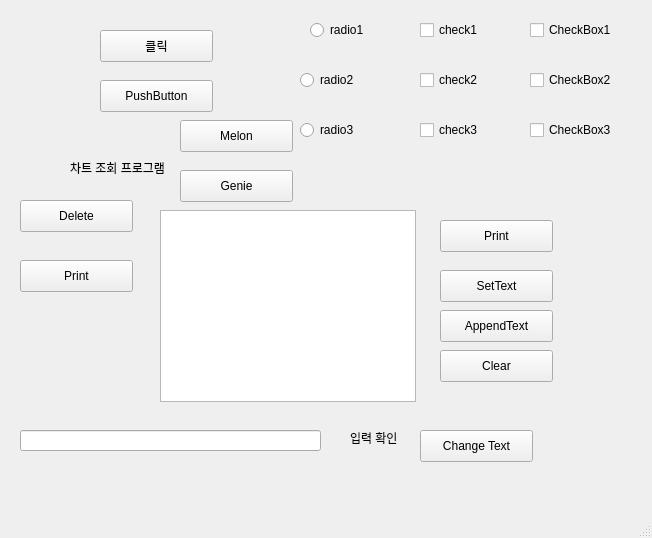
vMINv/pythonAdv, file PyQt/mywindow.ui: the form before one commit.
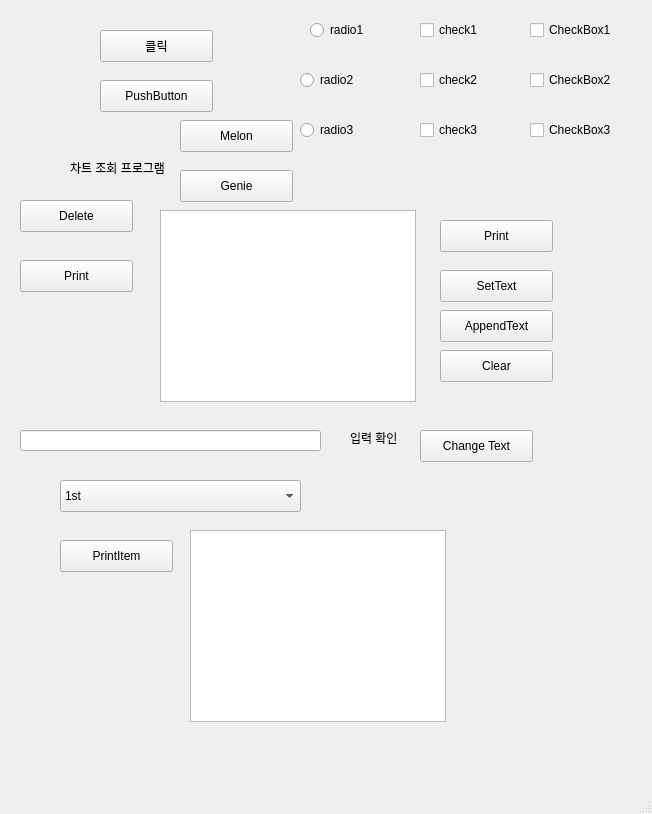
The form after the commit.

```diff
--- a/PyQt/mywindow.ui
+++ b/PyQt/mywindow.ui
@@ -7,7 +7,7 @@
     <x>0</x>
     <y>0</y>
     <width>652</width>
-    <height>538</height>
+    <height>814</height>
    </rect>
   </property>
   <property name="windowTitle">
@@ -320,6 +320,54 @@
      <string>입력 확인</string>
     </property>
    </widget>
+   <widget class="QComboBox" name="comboBox">
+    <property name="geometry">
+     <rect>
+      <x>60</x>
+      <y>480</y>
+      <width>241</width>
+      <height>32</height>
+     </rect>
+    </property>
+    <item>
+     <property name="text">
+      <string>1st</string>
+     </property>
+    </item>
+    <item>
+     <property name="text">
+      <string>2nd</string>
+     </property>
+    </item>
+    <item>
+     <property name="text">
+      <string>3rd</string>
+     </property>
+    </item>
+   </widget>
+   <widget class="QPushButton" name="printItem">
+    <property name="geometry">
+     <rect>
+      <x>60</x>
+      <y>540</y>
+      <width>113</width>
+      <height>32</height>
+     </rect>
+    </property>
+    <property name="text">
+     <string>PrintItem</string>
+    </property>
+   </widget>
+   <widget class="QTableWidget" name="tableWidget">
+    <property name="geometry">
+     <rect>
+      <x>190</x>
+      <y>530</y>
+      <width>256</width>
+      <height>192</height>
+     </rect>
+    </property>
+   </widget>
   </widget>
   <widget class="QMenuBar" name="menubar">
    <property name="geometry">
```
